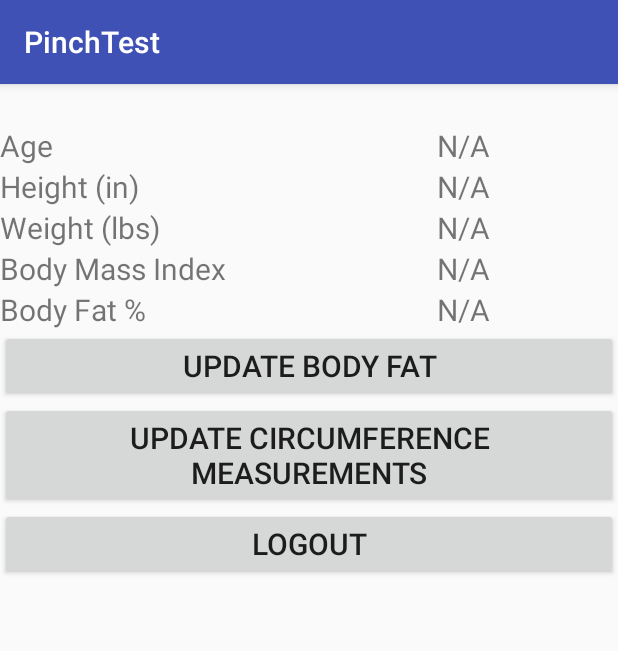
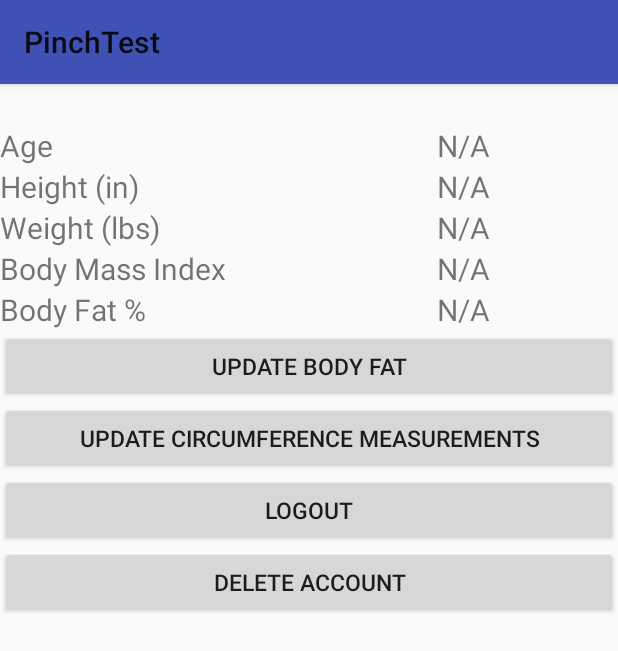
Before and after one commit to VisVires/CS496, an Android app: the Menu screen opened directly, with no data from a screen before it, on a phone screen of 412 x 824 dp. Shown: the top 651 px of the screen. Run offline under Robolectric (Android 15) with nearby library versions, the light colour scheme and no system bars; libraries missing offline, so code that uses them is left out: net.openid.appauth.

Commit message:
fixed all functional problems started process of adding action bar and menu items for settings

```diff
--- a/Final_Project/PinchTest/app/src/main/java/com/oauth/georgew/pinchtest/Circumference.java
+++ b/Final_Project/PinchTest/app/src/main/java/com/oauth/georgew/pinchtest/Circumference.java
@@ -3,6 +3,7 @@ package com.oauth.georgew.pinchtest;
 import android.content.Intent;
 import android.support.v7.app.AppCompatActivity;
 import android.os.Bundle;
+import android.support.v7.widget.Toolbar;
 import android.util.Log;
 import android.view.View;
 import android.widget.Button;
@@ -37,6 +38,9 @@ public class Circumference extends AppCompatActivity {
     protected void onCreate(Bundle savedInstanceState) {
         super.onCreate(savedInstanceState);
         setContentView(R.layout.activity_circumference);
+
+        Toolbar myToolbar = (Toolbar) findViewById(R.id.my_toolbar);
+        setSupportActionBar(myToolbar);
 
         user_id = getIntent().getStringExtra("user_id");
 
--- a/Final_Project/PinchTest/app/src/main/java/com/oauth/georgew/pinchtest/MainActivity.java
+++ b/Final_Project/PinchTest/app/src/main/java/com/oauth/georgew/pinchtest/MainActivity.java
@@ -8,6 +8,7 @@ import android.support.annotation.Nullable;
 import android.support.v7.app.AppCompatActivity;
 import android.os.Bundle;
 import android.support.v7.widget.ButtonBarLayout;
+import android.support.v7.widget.Toolbar;
 import android.util.Log;
 import android.view.View;
 import android.widget.Button;
@@ -56,6 +57,8 @@ public class MainActivity extends AppCompatActivity {
     protected void onCreate(Bundle savedInstanceState) {
         super.onCreate(savedInstanceState);
         setContentView(R.layout.activity_main);
+        Toolbar myToolbar = (Toolbar) findViewById(R.id.my_toolbar);
+        setSupportActionBar(myToolbar);
 
         //set up authorization
         CLIENT_ID = getString(R.string.CLIENT_ID);
--- a/Final_Project/PinchTest/app/src/main/java/com/oauth/georgew/pinchtest/Menu.java
+++ b/Final_Project/PinchTest/app/src/main/java/com/oauth/georgew/pinchtest/Menu.java
@@ -7,6 +7,7 @@ import android.net.Uri;
 import android.support.annotation.Nullable;
 import android.support.v7.app.AppCompatActivity;
 import android.os.Bundle;
+import android.support.v7.widget.Toolbar;
 import android.util.Log;
 import android.view.View;
 import android.widget.Button;
@@ -51,6 +52,8 @@ public class Menu extends AppCompatActivity {
     protected void onCreate(Bundle savedInstanceState) {
         super.onCreate(savedInstanceState);
         setContentView(R.layout.activity_menu);
+        Toolbar myToolbar = (Toolbar) findViewById(R.id.my_toolbar);
+        setSupportActionBar(myToolbar);
 
         greeting = (TextView) findViewById(R.id.greeting);
         user_id = getIntent().getStringExtra("user_id");
@@ -129,8 +132,8 @@ public class Menu extends AppCompatActivity {
                                 //set up body fat
                                 JSONArray pinches = jsonObject.getJSONArray("pinches");
                                 if(pinches.length() > 0) {
-                                    bodyFat = pinches.getJSONObject(0).getDouble("body_fat_measure");
-                                    bodyDensity = pinches.getJSONObject(0).getDouble("body_density_measure");
+                                    bodyFat = pinches.getJSONObject(pinches.length()-1).getDouble("body_fat_measure");
+                                    bodyDensity = pinches.getJSONObject(pinches.length()-1).getDouble("body_density_measure");
                                     bodyFat = round(bodyFat,2);
                                     body_fat_output.setText(bodyFat.toString());
                                     bodyDensity = round(bodyDensity,2);
@@ -139,7 +142,7 @@ public class Menu extends AppCompatActivity {
                                 //set up weight
                                 JSONArray weightArray = jsonObject.getJSONArray("weight");
                                 if (weightArray.length() > 0) {
-                                    weight = weightArray.getDouble(0);
+                                    weight = weightArray.getDouble(weightArray.length()-1);
                                     weight_output.setText(weight.toString());
                                     Double bmi = calcBMI(height_in_inches, weight);
                                     bmi_output.setText(bmi.toString());
--- a/Final_Project/PinchTest/app/src/main/java/com/oauth/georgew/pinchtest/NewUser.java
+++ b/Final_Project/PinchTest/app/src/main/java/com/oauth/georgew/pinchtest/NewUser.java
@@ -3,6 +3,7 @@ package com.oauth.georgew.pinchtest;
 import android.content.Intent;
 import android.support.v7.app.AppCompatActivity;
 import android.os.Bundle;
+import android.support.v7.widget.Toolbar;
 import android.text.Editable;
 import android.text.TextWatcher;
 import android.util.Log;
@@ -38,6 +39,9 @@ public class NewUser extends AppCompatActivity {
     protected void onCreate(Bundle savedInstanceState) {
         super.onCreate(savedInstanceState);
         setContentView(R.layout.activity_new_user);
+
+        Toolbar myToolbar = (Toolbar) findViewById(R.id.my_toolbar);
+        setSupportActionBar(myToolbar);
 
         first_name = getIntent().getStringExtra("first_name");
         last_name = getIntent().getStringExtra("last_name");
--- a/Final_Project/PinchTest/app/src/main/res/layout/activity_menu.xml
+++ b/Final_Project/PinchTest/app/src/main/res/layout/activity_menu.xml
@@ -6,6 +6,14 @@
     android:layout_height="match_parent"
     android:orientation="vertical"
     tools:context="com.oauth.georgew.pinchtest.Menu">
+    <android.support.v7.widget.Toolbar
+        android:id="@+id/my_toolbar"
+        android:layout_width="match_parent"
+        android:layout_height="?attr/actionBarSize"
+        android:background="@color/colorPrimary"
+        android:elevation="4dp"
+        android:theme="@style/ThemeOverlay.AppCompat.ActionBar"
+        app:popupTheme="@style/ThemeOverlay.AppCompat.Light"/>
     <TextView
         android:id="@+id/greeting"
         android:layout_width="match_parent"
@@ -116,18 +124,26 @@
         android:id="@+id/calc_button"
         android:layout_width="match_parent"
         android:layout_height="wrap_content"
-        android:textSize="20dp"
+        android:textSize="15dp"
         android:text="@string/bodyfat_button"/>
     <Button
         android:id="@+id/circum_button"
         android:layout_width="match_parent"
         android:layout_height="wrap_content"
-        android:textSize="20dp"
+        android:textSize="15dp"
         android:text="@string/circum_button"/>
     <Button
+        android:id="@+id/logout_button"
         android:layout_width="match_parent"
         android:layout_height="wrap_content"
         android:textAlignment="center"
-        android:textSize="20dp"
+        android:textSize="15dp"
         android:text="@string/logout_button"/>
+    <Button
+        android:id="@+id/delete_button"
+        android:layout_width="match_parent"
+        android:layout_height="wrap_content"
+        android:textAlignment="center"
+        android:textSize="15dp"
+        android:text="@string/delete_button"/>
 </LinearLayout>
--- a/Final_Project/PinchTest/app/src/main/res/values/strings.xml
+++ b/Final_Project/PinchTest/app/src/main/res/values/strings.xml
@@ -30,4 +30,6 @@
     <string name="na">N/A</string>
     <string name="back_button">Back</string>
     <string name="logout_button">Logout</string>
+    <string name="delete_button">Delete Account</string>
+    <string name="account_settings">Account Settings</string>
 </resources>
```
Also changed, not shown: Final_Project/PinchTest/app/src/main/AndroidManifest.xml (+13 -7 lines), Final_Project/PinchTest/app/src/main/java/com/oauth/georgew/pinchtest/Pinches.java (+31 -21 lines), Final_Project/PinchTest/app/src/main/res/layout/activity_circumference.xml (+8 -0 lines), Final_Project/PinchTest/app/src/main/res/layout/activity_main.xml (+8 -0 lines), Final_Project/PinchTest/app/src/main/res/layout/activity_new_user.xml (+8 -0 lines), Final_Project/PinchTest/app/src/main/res/layout/activity_pinches.xml (+10 -2 lines).
